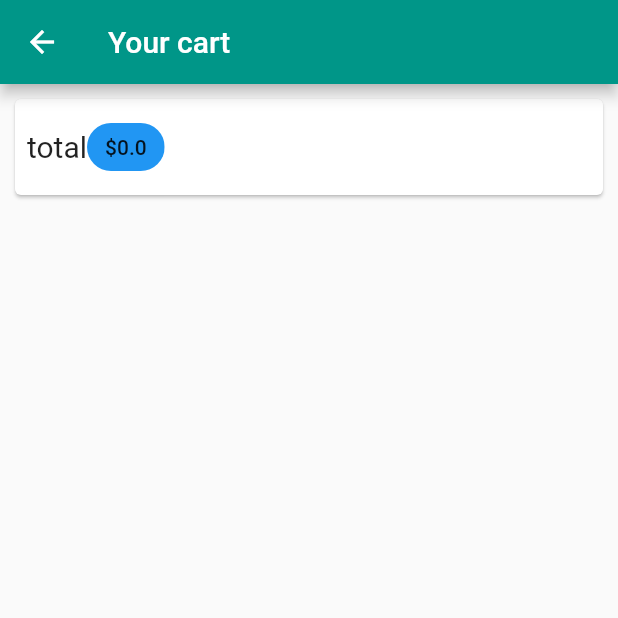
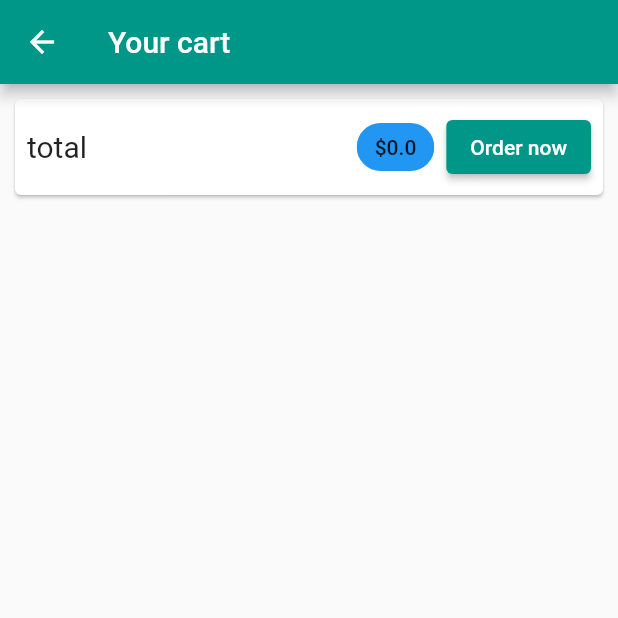
Before and after one commit to AlessandroDodi/shop_flutter_app, a Flutter app: the CartScreen screen opened by its route, on a phone screen of 412 x 824 dp, the top half of it. Run offline on Flutter 3.47's test engine with Material 2 defaults, Android fonts, the phone set to English and light mode, and no system bars; network calls fail.

Commit message:
Style cart page

```diff
--- a/lib/screens/cart_screen.dart
+++ b/lib/screens/cart_screen.dart
@@ -1,6 +1,7 @@
 import 'package:flutter/material.dart';
 import 'package:provider/provider.dart';
-import 'package:shop_flutter_app/providers/cart.dart';
+import 'package:shop_flutter_app/providers/cart.dart' show Cart;
+import 'package:shop_flutter_app/widgets/cart_item.dart';
 
 class CartScreen extends StatelessWidget {
   static const routeName = '/cart';
@@ -9,9 +10,11 @@ class CartScreen extends StatelessWidget {
 
   @override
   Widget build(BuildContext context) {
+    final cart = Provider.of<Cart>(context);
     return Scaffold(
       appBar: AppBar(title: const Text('Your cart')),
-      body: Column(children: [
+      body: Column(
+        children: [
           Card(
             margin: const EdgeInsets.all(10),
             child: Padding(
@@ -22,14 +25,34 @@ class CartScreen extends StatelessWidget {
                       'total',
                       style: TextStyle(fontSize: 20),
                     ),
-                  Chip(
-                    label: Text('\$${Provider.of<Cart>(context).totalAmount}'),
+                    const Spacer(),
+                    Padding(
+                      padding: const EdgeInsets.only(right: 8.0),
+                      child: Chip(
+                        label: Text('\$${cart.totalAmount}'),
                         backgroundColor: Theme.of(context).primaryColor,
-                  )
+                      ),
+                    ),
+                    ElevatedButton(
+                        onPressed: () => (print('a')),
+                        child: const Text('Order now'))
                   ],
                 )),
-        )
-      ]),
+          ),
+          SizedBox(
+              height: 500,
+              child: Expanded(
+                child: ListView.builder(
+                  itemCount: cart.itemCount,
+                  itemBuilder: (context, index) => CartItem(
+                      id: cart.items.values.toList()[index].id,
+                      title: cart.items.values.toList()[index].title,
+                      price: cart.items.values.toList()[index].price,
+                      quantity: cart.items.values.toList()[index].quantity),
+                ),
+              ))
+        ],
+      ),
     );
   }
 }
```
Also changed, not shown: lib/widgets/cart_item.dart (added, +34 -0 lines). Lines whose indentation alone changed are shown as unchanged.
